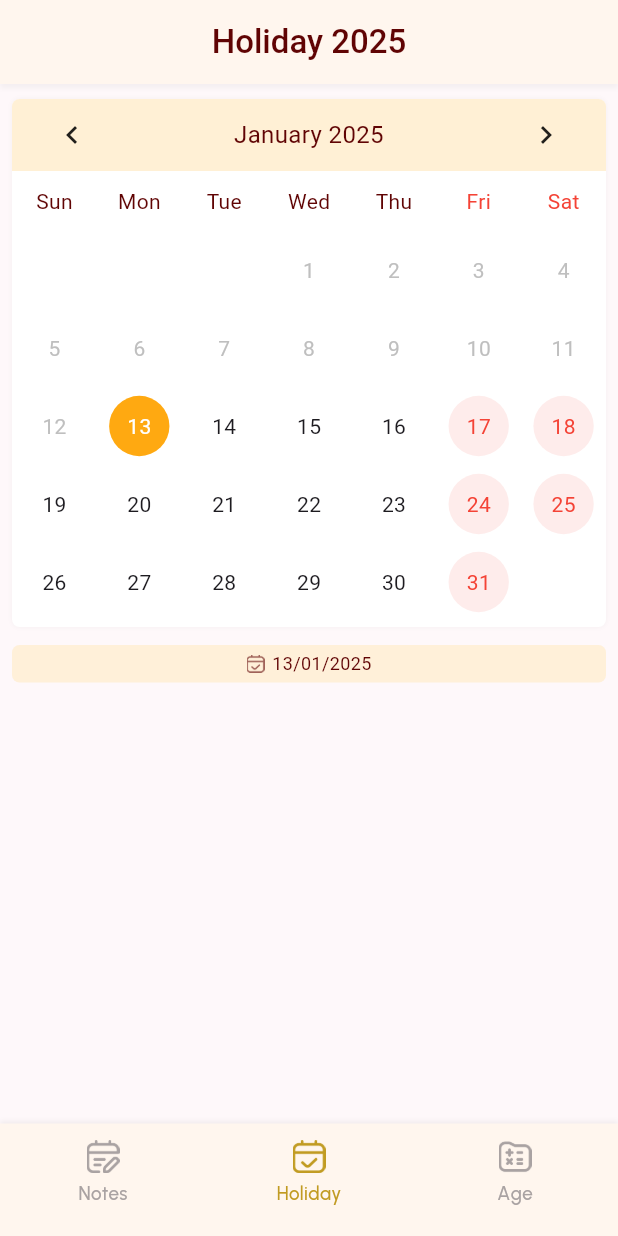
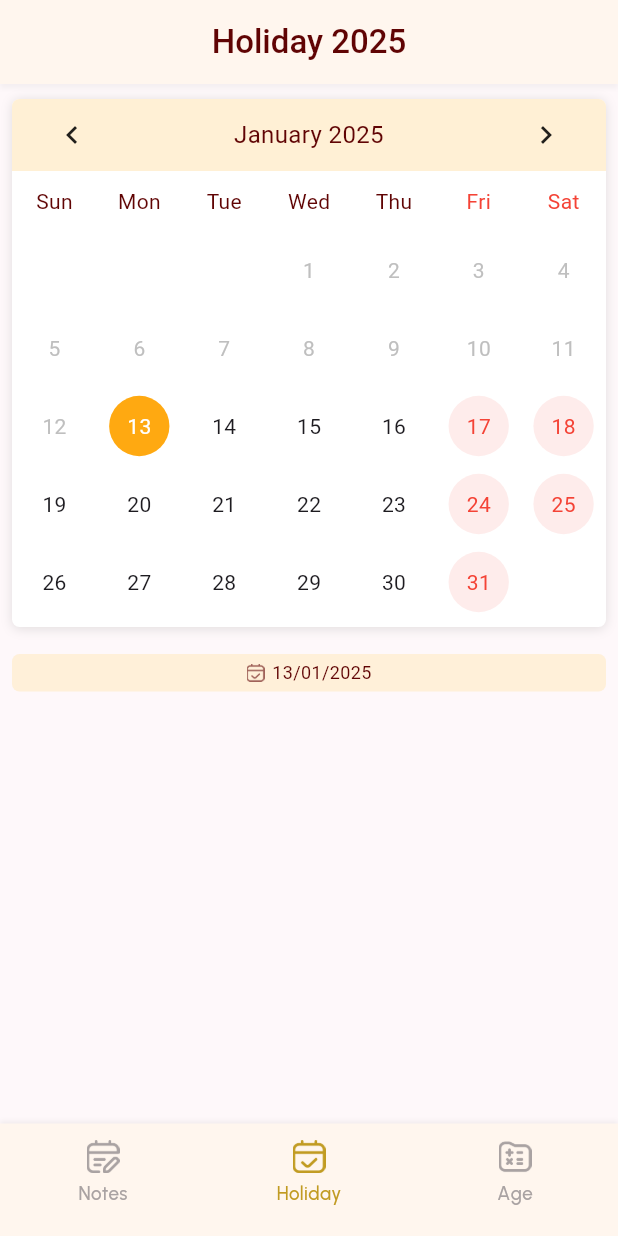
Before and after one commit to marjansikder/story-note, a Flutter app: the screen it shows after launch, swiped to page 2, on a phone screen of 412 x 824 dp. Run offline on Flutter 3.47's test engine with Material 3 defaults, Android fonts, the phone set to English and light mode, and no system bars; drawn by our look-alikes of table_calendar; our stand-ins replace flutter_riverpod, fluttertoast, google_fonts, hive, hive_flutter; accounts and stored records are empty; Roboto replaces fonts that are missing (MiSans).

Commit message:
Ui update

```diff
--- a/lib/screen/calender/holiday_calendar_screen.dart
+++ b/lib/screen/calender/holiday_calendar_screen.dart
@@ -124,21 +124,23 @@ class _HolidayCalenderState extends State<HolidayCalender> {
     String resultedDate =
         DateFormat("dd/MM/yyyy").format(_selectedDay ?? DateTime.now());
     return Scaffold(
-        backgroundColor: AppColors.kBgColor.withOpacity(.3),
-        appBar: CustomAppBarWithShadow(title: 'Holiday ${_focusedDay.year}'),
-        body: Column(children: [
+      backgroundColor: AppColors.kBgColor.withOpacity(.3),
+      appBar: CustomAppBarWithShadow(title: 'Holiday ${_focusedDay.year}'),
+      body: Column(
+        children: [
           const SizedBox(height: 2),
           Padding(
             padding: const EdgeInsets.symmetric(horizontal: 8, vertical: 8),
             child: Container(
               padding: const EdgeInsets.only(bottom: 4),
               decoration: BoxDecoration(
+                borderRadius: BorderRadius.circular(5.0),
                 color: AppColors.kWhiteColor,
-                borderRadius: BorderRadius.circular(5),
                 boxShadow: [
                   BoxShadow(
-                    blurRadius: 2,
-                    color: Colors.grey.withOpacity(0.1),
+                    color: Colors.grey.withOpacity(.3),
+                    offset: Offset(0.0, 1.0), //(x,y)
+                    blurRadius: 6.0,
                   ),
                 ],
               ),
@@ -274,7 +276,7 @@ class _HolidayCalenderState extends State<HolidayCalender> {
               ),
             ),
           ),
-          const SizedBox(height: 2.0),
+          const SizedBox(height: 8.0),
           Padding(
             padding: const EdgeInsets.symmetric(horizontal: 8, vertical: 2),
             child: Container(
@@ -298,7 +300,7 @@ class _HolidayCalenderState extends State<HolidayCalender> {
               ),
             ),
           ),
-          const SizedBox(height: 4.0),
+          const SizedBox(height: 10.0),
           Expanded(
             child: ValueListenableBuilder<List<Event>>(
               valueListenable: _selectedEvents,
@@ -353,6 +355,13 @@ class _HolidayCalenderState extends State<HolidayCalender> {
                               decoration: BoxDecoration(
                                 borderRadius: BorderRadius.circular(5),
                                 color: AppColors.kWarningToastBgColor,
+                                boxShadow: [
+                                  BoxShadow(
+                                    color: Colors.grey.withOpacity(.3),
+                                    offset: Offset(0.0, 3.0), //(x,y)
+                                    blurRadius: 6.0,
+                                  ),
+                                ],
                               ),
                               child: const Center(
                                 child: Text(
@@ -369,6 +378,8 @@ class _HolidayCalenderState extends State<HolidayCalender> {
                   : const SizedBox.shrink();
             },
           ),
-        ]));
+        ],
+      ),
+    );
   }
 }
--- a/lib/screen/dashboard/dashboard_screen.dart
+++ b/lib/screen/dashboard/dashboard_screen.dart
@@ -68,7 +68,7 @@ class _DashboardScreenState extends ConsumerState<DashboardScreen> {
             NotesListScreen(),
             HolidayCalender(),
             //CalenderScreen(),
-            AgeCalculatorScreen()
+            AgeCalculatorScreen(),
           ],
           onPageChanged: (index) {
             setState(() => _currentIndex = index);
--- a/lib/screen/notes/notes_list_screen.dart
+++ b/lib/screen/notes/notes_list_screen.dart
@@ -458,6 +458,11 @@ class _NotesListScreenState extends State<NotesListScreen> {
                       final result = await confirmDialog(context);
                       if (result != null && result) {
                         deleteItem(currentItem['key']);
+                        Fluttertoast.showToast(
+                          msg: 'Deleted!',
+                          gravity: ToastGravity.CENTER,
+                          backgroundColor: AppColors.kGreenColor,
+                        );
                         //deleteNote(index);
                       }
                     },
```
Also changed, not shown: lib/main.dart (+10 -1 lines), lib/screen/age_calculator/age_calculator_screen.dart (+18 -8 lines).
